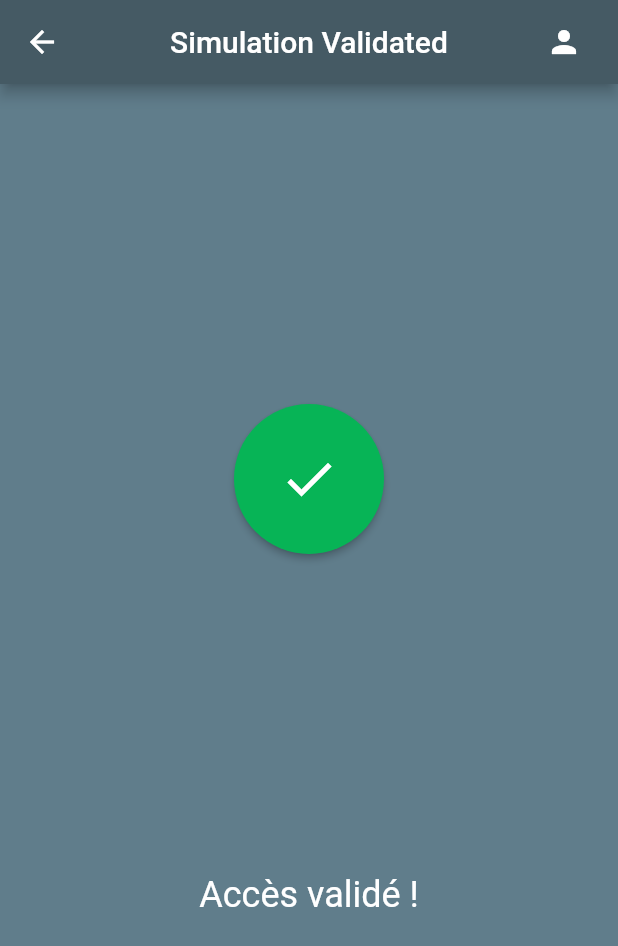
After one commit to Parrots-in-the-Alps/flutter_app, a Flutter app: the SimulationValidated screen opened directly, on a phone screen of 412 x 824 dp. The commit adds this screen. Shown: the top 946 px of the screen. Run offline on Flutter 3.47's test engine with Material 2 defaults, Android fonts, the phone set to English and light mode, and no system bars; missing offline and left inert: qr_code_scanner.

Commit message:
add simulation_validated page

```diff
--- a/lib/main/home_page.dart
+++ b/lib/main/home_page.dart
@@ -1,6 +1,6 @@
 import 'package:flutter/material.dart';
 import 'package:vulcan_mobile_app/check_in/_screens/qr_code.dart';
-import 'package:vulcan_mobile_app/simulation/pick_room_simulation.dart';
+import 'package:vulcan_mobile_app/simulation/_screens/pick_room_simulation.dart';
 import 'package:vulcan_mobile_app/utils/app_bar.dart';
 import 'package:vulcan_mobile_app/utils/button.dart';
 import 'package:vulcan_mobile_app/write_nfc/_screens/pick_room_screen.dart';
--- a/lib/simulation/pick_room_simulation.dart
+++ b/lib/simulation/_screens/pick_room_simulation.dart
@@ -1,5 +1,5 @@
 import 'package:flutter/material.dart';
-import 'package:vulcan_mobile_app/simulation/access_simulation.dart';
+import 'package:vulcan_mobile_app/simulation/_screens/access_simulation.dart';
 import 'package:vulcan_mobile_app/utils/app_bar.dart';
 import 'package:vulcan_mobile_app/utils/list_room_card.dart';
 
--- /dev/null
+++ b/lib/simulation/_screens/simulation_validated.dart
@@ -0,0 +1,39 @@
+import 'package:flutter/material.dart';
+import 'package:vulcan_mobile_app/utils/app_bar.dart';
+
+class SimulationValidated extends StatelessWidget {
+  const SimulationValidated({super.key});
+
+  @override
+  Widget build(BuildContext context) {
+    return Scaffold(
+        backgroundColor: const Color(0xFF607D8B),
+        appBar: const VulcanAppBar(title: "Simulation Validated"),
+        body: Center(
+          child: Column(
+            mainAxisAlignment: MainAxisAlignment.spaceEvenly,
+            children: [
+              RawMaterialButton(
+                onPressed: () {},
+                elevation: 2.0,
+                fillColor: const Color(0xFF07B456),
+                padding: const EdgeInsets.all(30.0),
+                shape: const CircleBorder(),
+                child: const Icon(
+                  Icons.done,
+                  size: 40.0,
+                  color: Colors.white,
+                ),
+              ),
+              const Text(
+                "Accès validé !",
+                style: TextStyle(
+                  fontSize: 24,
+                  color: Colors.white,
+                ),
+              ),
+            ],
+          ),
+        ));
+  }
+}
```
Also changed, not shown: lib/simulation/_screens/access_simulation.dart (renamed from lib/simulation/access_simulation.dart).
